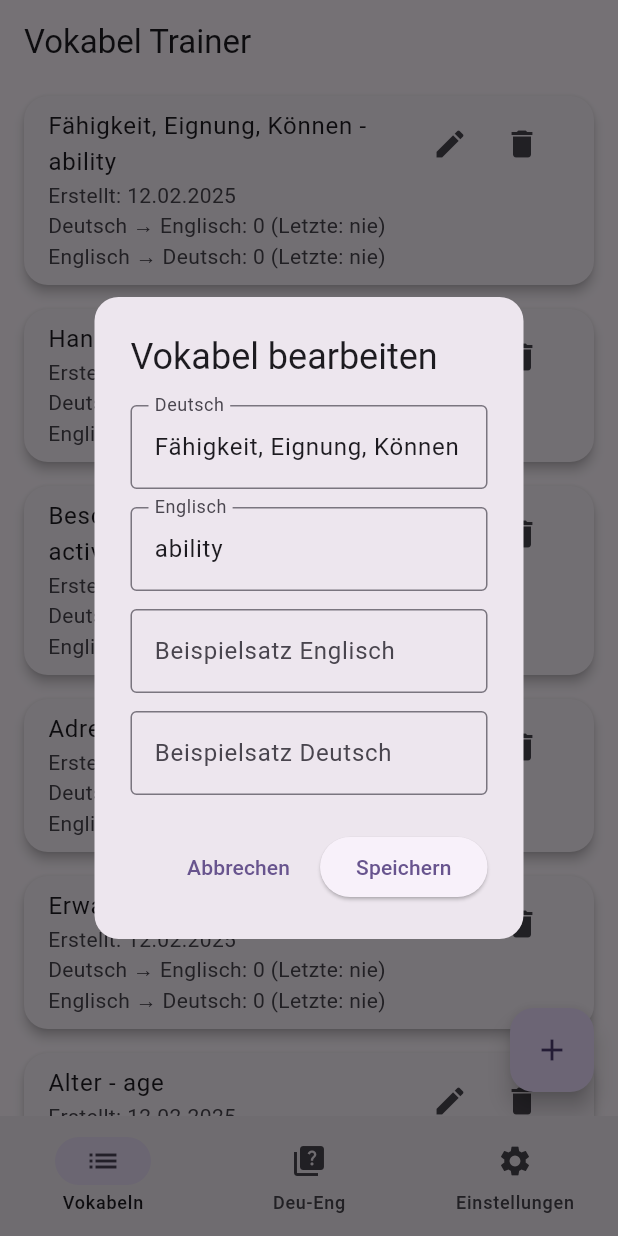
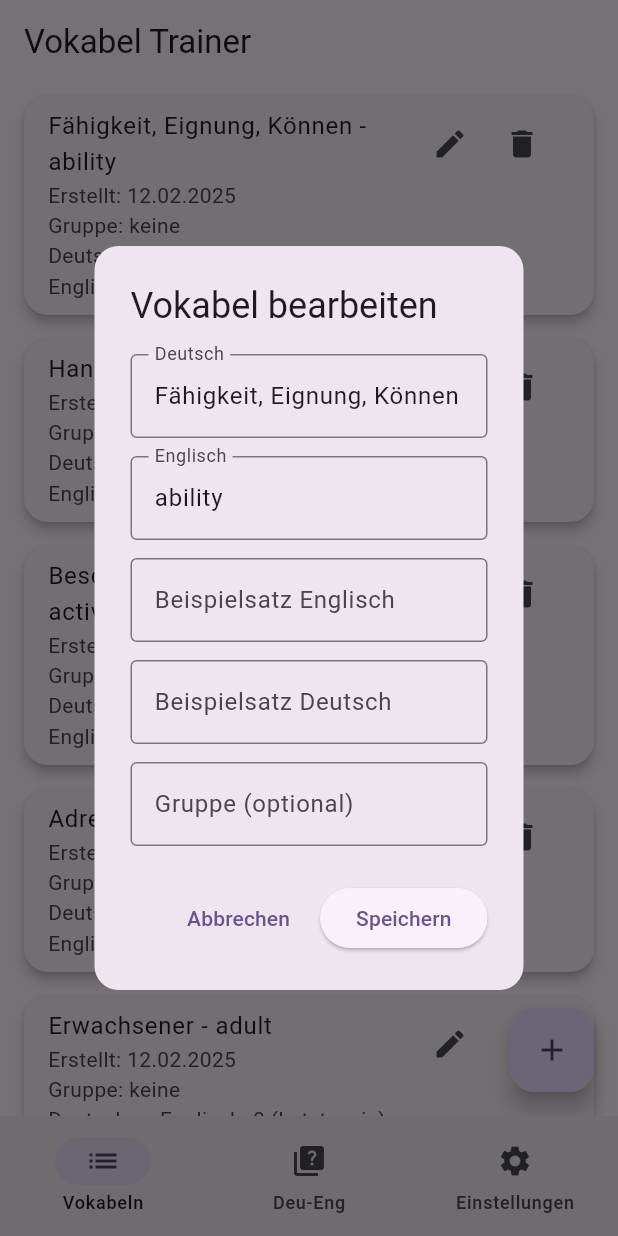
Before and after one commit to frankcgn/franks_flutter_quiz, a Flutter app: the HomePage screen opened directly with empty values, after a tap on the "edit" icon, on a phone screen of 412 x 824 dp. Run offline on Flutter 3.47's test engine with Material 3 defaults, Android fonts, the light colour scheme and no system bars; our stand-ins replace auto_size_text, flutter_tts.

Commit message:
Vokabel-Objekt um Gruppe erweitert

```diff
--- a/projects/franks_flutter_quiz/lib/pages/quiz_page.dart
+++ b/projects/franks_flutter_quiz/lib/pages/quiz_page.dart
@@ -225,7 +225,7 @@ class _QuizPageState extends State<QuizPage> {
         enableSuggestions: false,
         textCapitalization: TextCapitalization.none,
         controller: answerController,
-        textAlign: showExample ? TextAlign.center : TextAlign.start,
+        textAlign: showExample ? TextAlign.center : TextAlign.center,
         style: Theme.of(context).textTheme.headlineSmall?.copyWith(
               color: showExample
                   ? (quizState == QuizState.correctAnswer ? Colors.green : Colors.red)
@@ -276,6 +276,7 @@ class _QuizPageState extends State<QuizPage> {
       child: ElevatedButton(
         onPressed: showExample ? _nextQuestion : _handleAnswer,
         style: ElevatedButton.styleFrom(
+          backgroundColor: Colors.blue, // Hintergrundfarbe auf Blau setzen
           shape: const RoundedRectangleBorder(borderRadius: BorderRadius.zero),
           minimumSize: Size(double.infinity, containerHeight),
         ),
--- a/projects/franks_flutter_quiz/lib/pages/vocabulary_management_page.dart
+++ b/projects/franks_flutter_quiz/lib/pages/vocabulary_management_page.dart
@@ -1,4 +1,4 @@
-// pages/vocabulary_management_page.dart
+// vocabulary_management_page.dart
 import 'package:flutter/material.dart';
 import '../models.dart';
 
@@ -17,6 +17,7 @@ class _VocabularyManagementPageState extends State<VocabularyManagementPage> {
   String _english = '';
   String _englishSentence = '';
   String _germanSentence = '';
+  String? _group; // Neue Variable für die Gruppe
 
   void _showAddDialog() {
     showDialog(
@@ -24,7 +25,7 @@ class _VocabularyManagementPageState extends State<VocabularyManagementPage> {
       builder: (context) {
         return AlertDialog(
           shape: RoundedRectangleBorder(borderRadius: BorderRadius.circular(16)),
-          title: const Text('Neue Vokabel hinzufügen'),
+          title: Text('Neue Vokabel hinzufügen'),
           content: Form(
             key: _formKey,
             child: SingleChildScrollView(
@@ -32,71 +33,73 @@ class _VocabularyManagementPageState extends State<VocabularyManagementPage> {
                 mainAxisSize: MainAxisSize.min,
                 children: [
                   TextFormField(
-                    autocorrect: false,
-                    enableSuggestions: false,
-                    textCapitalization: TextCapitalization.none,
-                    decoration: const InputDecoration(
+                    decoration: InputDecoration(
                       labelText: 'Deutsch',
                       border: OutlineInputBorder(),
                     ),
-                    validator: (value) => (value == null || value.isEmpty)
-                        ? 'Bitte ein deutsches Wort eingeben'
-                        : null,
+                    validator: (value) {
+                      if (value == null || value.isEmpty)
+                        return 'Bitte ein deutsches Wort eingeben';
+                      return null;
+                    },
                     onSaved: (value) => _german = value!,
                   ),
-                  const SizedBox(height: 12),
+                  SizedBox(height: 12),
                   TextFormField(
-                    autocorrect: false,
-                    enableSuggestions: false,
-                    textCapitalization: TextCapitalization.none,
-                    decoration: const InputDecoration(
+                    decoration: InputDecoration(
                       labelText: 'Englisch',
                       border: OutlineInputBorder(),
                     ),
-                    validator: (value) => (value == null || value.isEmpty)
-                        ? 'Bitte ein englisches Wort eingeben'
-                        : null,
+                    validator: (value) {
+                      if (value == null || value.isEmpty)
+                        return 'Bitte ein englisches Wort eingeben';
+                      return null;
+                    },
                     onSaved: (value) => _english = value!,
                   ),
-                  const SizedBox(height: 12),
+                  SizedBox(height: 12),
                   TextFormField(
-                    autocorrect: false,
-                    enableSuggestions: false,
-                    textCapitalization: TextCapitalization.none,
-                    decoration: const InputDecoration(
+                    decoration: InputDecoration(
                       labelText: 'Beispielsatz Englisch',
                       border: OutlineInputBorder(),
                     ),
-                    validator: (value) => (value == null || value.isEmpty)
-                        ? 'Bitte einen englischen Beispielsatz eingeben'
-                        : null,
+                    validator: (value) {
+                      if (value == null || value.isEmpty)
+                        return 'Bitte einen englischen Beispielsatz eingeben';
+                      return null;
+                    },
                     onSaved: (value) => _englishSentence = value!,
                   ),
-                  const SizedBox(height: 12),
+                  SizedBox(height: 12),
                   TextFormField(
-                    autocorrect: false,
-                    enableSuggestions: false,
-                    textCapitalization: TextCapitalization.none,
-                    decoration: const InputDecoration(
+                    decoration: InputDecoration(
                       labelText: 'Beispielsatz Deutsch',
                       border: OutlineInputBorder(),
                     ),
-                    validator: (value) => (value == null || value.isEmpty)
-                        ? 'Bitte einen deutschen Beispielsatz eingeben'
-                        : null,
+                    validator: (value) {
+                      if (value == null || value.isEmpty)
+                        return 'Bitte einen deutschen Beispielsatz eingeben';
+                      return null;
+                    },
                     onSaved: (value) => _germanSentence = value!,
+                  ),
+                  SizedBox(height: 12),
+                  // Neues Feld für die Gruppe (optional)
+                  TextFormField(
+                    decoration: InputDecoration(
+                      labelText: 'Gruppe (optional)',
+                      border: OutlineInputBorder(),
+                    ),
+                    onSaved: (value) => _group = value,
                   ),
                 ],
               ),
             ),
           ),
           actions: [
-            TextButton(
-              child: const Text('Abbrechen'),
-              onPressed: () => Navigator.of(context).pop(),
-            ),
+            TextButton(child: Text('Abbrechen'), onPressed: () => Navigator.of(context).pop(),),
             ElevatedButton(
-              child: const Text('Hinzufügen'),
+              child: Text('Hinzufügen'),
               onPressed: () {
                 if (_formKey.currentState!.validate()) {
                   _formKey.currentState!.save();
@@ -106,6 +109,7 @@ class _VocabularyManagementPageState extends State<VocabularyManagementPage> {
                       english: _english,
                       englishSentence: _englishSentence,
                       germanSentence: _germanSentence,
+                      group: _group, // Gruppe übernehmen
                     ));
                   });
                   widget.onUpdate();
@@ -126,12 +130,13 @@ class _VocabularyManagementPageState extends State<VocabularyManagementPage> {
     String editedEnglish = voc.english;
     String editedEnglishSentence = voc.englishSentence;
     String editedGermanSentence = voc.germanSentence;
+    String? editedGroup = voc.group;
     showDialog(
       context: context,
       builder: (context) {
         return AlertDialog(
           shape: RoundedRectangleBorder(borderRadius: BorderRadius.circular(16)),
-          title: const Text('Vokabel bearbeiten'),
+          title: Text('Vokabel bearbeiten'),
           content: Form(
             key: _editFormKey,
             child: SingleChildScrollView(
@@ -140,74 +145,77 @@ class _VocabularyManagementPageState extends State<VocabularyManagementPage> {
                 children: [
                   TextFormField(
                     initialValue: voc.german,
-                    autocorrect: false,
-                    enableSuggestions: false,
-                    textCapitalization: TextCapitalization.none,
-                    decoration: const InputDecoration(
+                    decoration: InputDecoration(
                       labelText: 'Deutsch',
                       border: OutlineInputBorder(),
                     ),
-                    validator: (value) => (value == null || value.isEmpty)
-                        ? 'Bitte ein deutsches Wort eingeben'
-                        : null,
+                    validator: (value) {
+                      if (value == null || value.isEmpty)
+                        return 'Bitte ein deutsches Wort eingeben';
+                      return null;
+                    },
                     onChanged: (value) => editedGerman = value,
                   ),
-                  const SizedBox(height: 12),
+                  SizedBox(height: 12),
                   TextFormField(
                     initialValue: voc.english,
-                    autocorrect: false,
-                    enableSuggestions: false,
-                    textCapitalization: TextCapitalization.none,
-                    decoration: const InputDecoration(
+                    decoration: InputDecoration(
                       labelText: 'Englisch',
                       border: OutlineInputBorder(),
                     ),
-                    validator: (value) => (value == null || value.isEmpty)
-                        ? 'Bitte ein englisches Wort eingeben'
-                        : null,
+                    validator: (value) {
+                      if (value == null || value.isEmpty)
+                        return 'Bitte ein englisches Wort eingeben';
+                      return null;
+                    },
                     onChanged: (value) => editedEnglish = value,
                   ),
-                  const SizedBox(height: 12),
+                  SizedBox(height: 12),
                   TextFormField(
                     initialValue: voc.englishSentence,
-                    autocorrect: false,
-                    enableSuggestions: false,
-                    textCapitalization: TextCapitalization.none,
-                    decoration: const InputDecoration(
+                    decoration: InputDecoration(
                       labelText: 'Beispielsatz Englisch',
                       border: OutlineInputBorder(),
                     ),
-                    validator: (value) => (value == null || value.isEmpty)
-                        ? 'Bitte einen englischen Beispielsatz eingeben'
-                        : null,
+                    validator: (value) {
+                      if (value == null || value.isEmpty)
+                        return 'Bitte einen englischen Beispielsatz eingeben';
+                      return null;
+                    },
                     onChanged: (value) => editedEnglishSentence = value,
                   ),
-                  const SizedBox(height: 12),
+                  SizedBox(height: 12),
                   TextFormField(
                     initialValue: voc.germanSentence,
-                    autocorrect: false,
-                    enableSuggestions: false,
-                    textCapitalization: TextCapitalization.none,
-                    decoration: const InputDecoration(
+                    decoration: InputDecoration(
                       labelText: 'Beispielsatz Deutsch',
                       border: OutlineInputBorder(),
                     ),
-                    validator: (value) => (value == null || value.isEmpty)
-                        ? 'Bitte einen deutschen Beispielsatz eingeben'
-                        : null,
+                    validator: (value) {
+                      if (value == null || value.isEmpty)
+                        return 'Bitte einen deutschen Beispielsatz eingeben';
+                      return null;
+                    },
                     onChanged: (value) => editedGermanSentence = value,
+                  ),
+                  SizedBox(height: 12),
+                  // Neues Feld für die Gruppe
+                  TextFormField(
+                    initialValue: voc.group ?? '',
+                    decoration: InputDecoration(
+                      labelText: 'Gruppe (optional)',
+                      border: OutlineInputBorder(),
+                    ),
+                    onChanged: (value) => editedGroup = value,
                   ),
                 ],
               ),
             ),
           ),
           actions: [
-            TextButton(
-              child: const Text('Abbrechen'),
-              onPressed: () => Navigator.of(context).pop(),
-            ),
+            TextButton(child: Text('Abbrechen'), onPressed: () => Navigator.of(context).pop(),),
             ElevatedButton(
-              child: const Text('Speichern'),
+              child: Text('Speichern'),
               onPressed: () {
                 if (_editFormKey.currentState!.validate()) {
                   setState(() {
@@ -221,6 +229,7 @@ class _VocabularyManagementPageState extends State<VocabularyManagementPage> {
                       deToEnLastQuery: voc.deToEnLastQuery,
                       enToDeCounter: voc.enToDeCounter,
                       enToDeLastQuery: voc.enToDeLastQuery,
+                      group: editedGroup, // Gruppe übernehmen
                     );
                   });
                   widget.onUpdate();
@@ -247,30 +256,25 @@ class _VocabularyManagementPageState extends State<VocabularyManagementPage> {
       body: ListView.builder(
         itemCount: widget.vocabularies.length,
         itemBuilder: (context, index) {
-          final Vocabulary voc = widget.vocabularies[index];
+          Vocabulary voc = widget.vocabularies[index];
           return Card(
-            margin: const EdgeInsets.symmetric(horizontal: 16, vertical: 8),
+            margin: EdgeInsets.symmetric(horizontal: 16, vertical: 8),
             elevation: 3,
             shape: RoundedRectangleBorder(borderRadius: BorderRadius.circular(16)),
             child: ListTile(
               title: Text('${voc.german} - ${voc.english}'),
               subtitle: Text(
-                'Erstellt: ${formatDate(voc.creationDate)}\n'
-                'Deutsch → Englisch: ${voc.deToEnCounter} (Letzte: ${voc.deToEnLastQuery != null ? formatDate(voc.deToEnLastQuery!) : "nie"})\n'
-                'Englisch → Deutsch: ${voc.enToDeCounter} (Letzte: ${voc.enToDeLastQuery != null ? formatDate(voc.enToDeLastQuery!) : "nie"})',
+                  'Erstellt: ${formatDate(voc.creationDate)}\n'
+                      'Gruppe: ${voc.group ?? "keine"}\n'
+                      'Deutsch → Englisch: ${voc.deToEnCounter} (Letzte: ${voc.deToEnLastQuery != null ? formatDate(voc.deToEnLastQuery!) : "nie"})\n'
+                      'Englisch → Deutsch: ${voc.enToDeCounter} (Letzte: ${voc.enToDeLastQuery != null ? formatDate(voc.enToDeLastQuery!) : "nie"})'
               ),
               isThreeLine: true,
               trailing: Row(
                 mainAxisSize: MainAxisSize.min,
                 children: [
-                  IconButton(
-                    icon: const Icon(Icons.edit),
-                    onPressed: () => _showEditDialog(index),
-                  ),
-                  IconButton(
-                    icon: const Icon(Icons.delete),
-                    onPressed: () => _deleteVocabulary(index),
-                  ),
+                  IconButton(icon: Icon(Icons.edit), onPressed: () => _showEditDialog(index),),
+                  IconButton(icon: Icon(Icons.delete), onPressed: () => _deleteVocabulary(index),),
                 ],
               ),
             ),
@@ -278,7 +282,7 @@ class _VocabularyManagementPageState extends State<VocabularyManagementPage> {
         },
       ),
       floatingActionButton: FloatingActionButton(
-        child: const Icon(Icons.add),
+        child: Icon(Icons.add),
         onPressed: _showAddDialog,
       ),
     );
```
